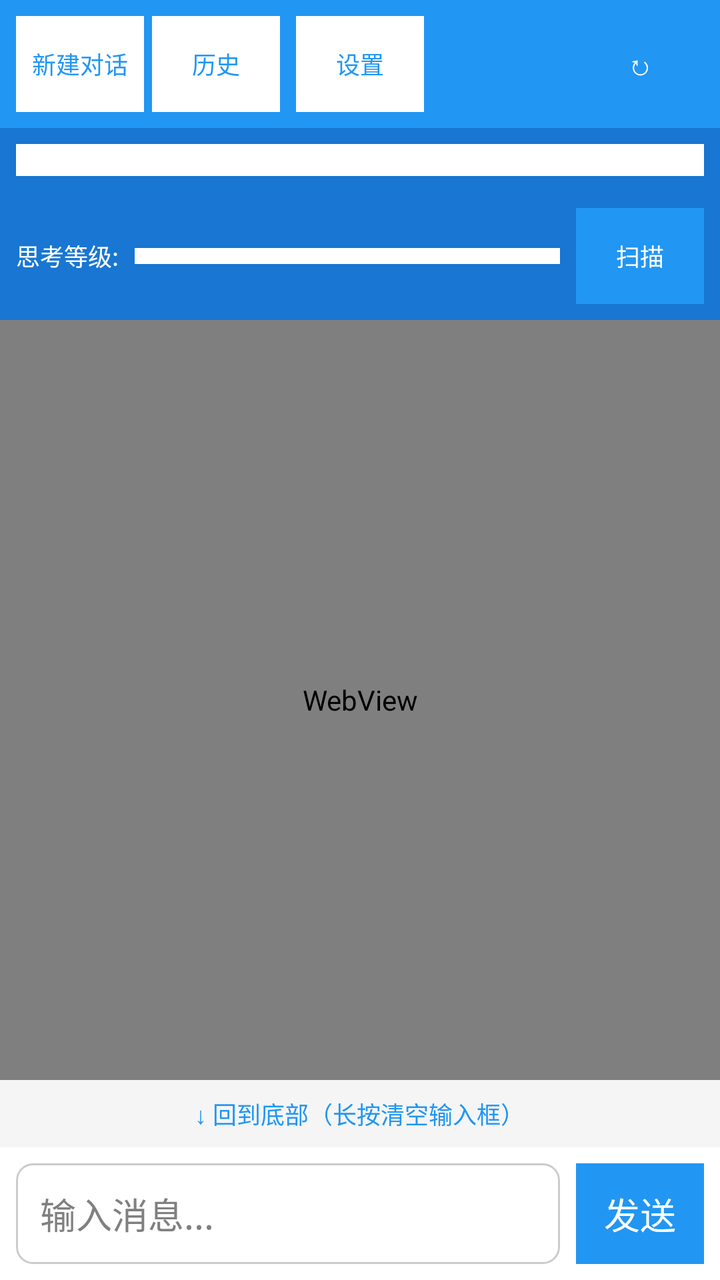
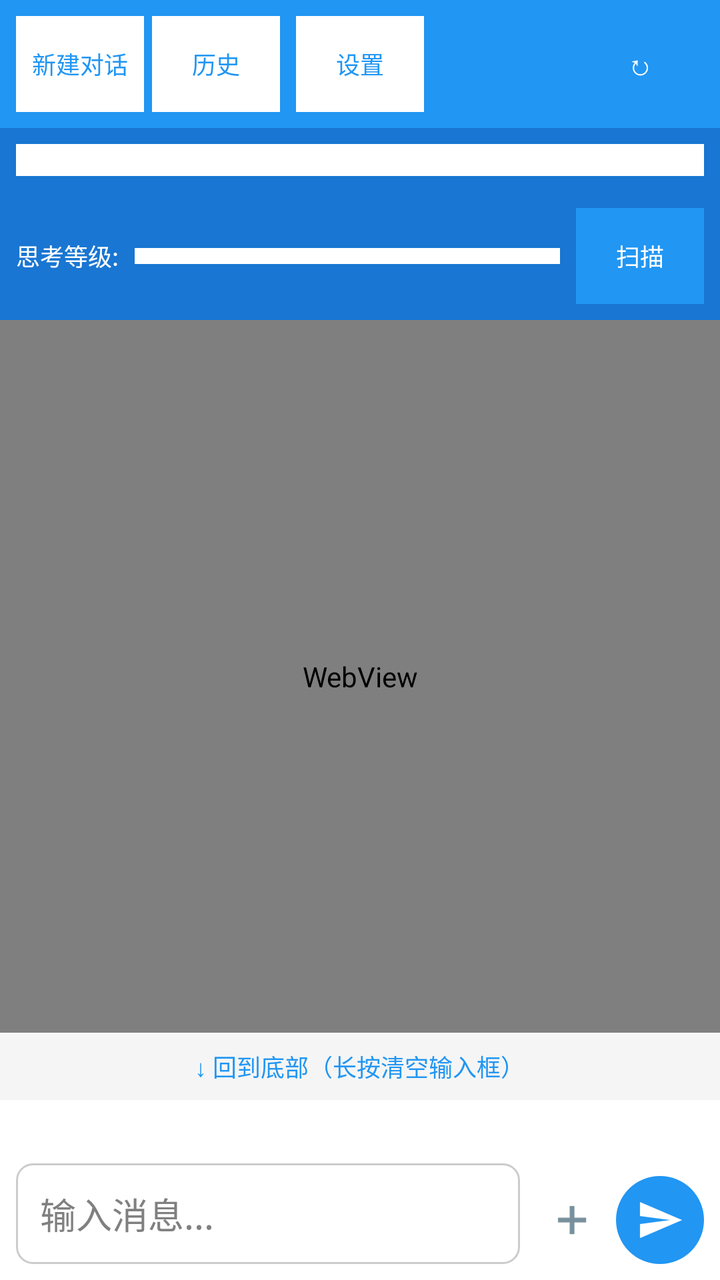

Before-and-after screenshots of an Android layout around one commit, followed by the original layout XML and the change that was made.
<!-- AndroidManifest.xml: application theme AppTheme -->
<!-- res/layout/activity_main.xml -->
<?xml version="1.0" encoding="utf-8"?>
<LinearLayout xmlns:android="http://schemas.android.com/apk/res/android"
    android:orientation="vertical"
    android:background="@color/background"
    android:layout_width="match_parent"
    android:layout_height="match_parent">

    
    <LinearLayout
        android:gravity="center_vertical"
        android:orientation="horizontal"
        android:background="@color/primary"
        android:padding="8dp"
        android:layout_width="match_parent"
        android:layout_height="wrap_content">
        <Button
            android:textSize="12sp"
            android:textColor="@color/primary"
            android:id="@+id/new_conversation_button"
            android:background="@android:color/white"
            android:padding="8dp"
            android:layout_width="wrap_content"
            android:layout_height="wrap_content"
            android:layout_marginRight="4dp"
            android:text="@string/new_conversation"/>
        <Button
            android:textSize="12sp"
            android:textColor="@color/primary"
            android:id="@+id/history_button"
            android:background="@android:color/white"
            android:padding="8dp"
            android:layout_width="wrap_content"
            android:layout_height="wrap_content"
            android:layout_marginRight="8dp"
            android:text="@string/history"/>
        <Button
            android:textSize="12sp"
            android:textColor="@color/primary"
            android:id="@+id/settings_button"
            android:background="@android:color/white"
            android:padding="8dp"
            android:layout_width="wrap_content"
            android:layout_height="wrap_content"
            android:text="@string/settings"/>
        <View
            android:layout_width="0dp"
            android:layout_height="0dp"
            android:layout_weight="1"/>
        <Button
            android:textSize="14sp"
            android:textColor="@android:color/white"
            android:id="@+id/rotate_button"
            android:background="@android:color/transparent"
            android:padding="8dp"
            android:layout_width="wrap_content"
            android:layout_height="wrap_content"
            android:text="↻"/>
    </LinearLayout>

    
    <LinearLayout
        android:gravity="center_vertical"
        android:orientation="horizontal"
        android:background="@color/primary_dark"
        android:padding="8dp"
        android:layout_width="match_parent"
        android:layout_height="wrap_content">
        <Spinner
            android:id="@+id/model_spinner"
            android:background="@android:color/white"
            android:padding="8dp"
            android:layout_width="match_parent"
            android:layout_height="wrap_content"/>
    </LinearLayout>

    
    <LinearLayout
        android:gravity="center_vertical"
        android:orientation="horizontal"
        android:background="@color/primary_dark"
        android:padding="8dp"
        android:layout_width="match_parent"
        android:layout_height="wrap_content">
        <TextView
            android:textSize="12sp"
            android:textColor="@android:color/white"
            android:layout_width="wrap_content"
            android:layout_height="wrap_content"
            android:text="思考等级:"/>
        <Spinner
            android:id="@+id/thinking_spinner"
            android:background="@android:color/white"
            android:padding="4dp"
            android:layout_width="0dp"
            android:layout_height="wrap_content"
            android:layout_marginLeft="8dp"
            android:layout_weight="1"/>
        <Button
            android:id="@+id/scan_button"
            android:text="@string/scan"
            android:textSize="12sp"
            android:textColor="@android:color/white"
            android:background="@color/primary"
            android:paddingLeft="10dp"
            android:paddingRight="10dp"
            android:layout_width="wrap_content"
            android:layout_height="wrap_content"
            android:layout_marginLeft="8dp"/>
    </LinearLayout>

    
    <WebView
        android:id="@+id/message_webview"
        android:layout_width="match_parent"
        android:layout_height="0dp"
        android:layout_weight="1"/>

    
    <LinearLayout
        android:id="@+id/scroll_to_bottom_bar"
        android:gravity="center"
        android:orientation="horizontal"
        android:background="@color/background"
        android:padding="4dp"
        android:layout_width="match_parent"
        android:layout_height="wrap_content">
        <Button
            android:id="@+id/scroll_to_bottom_button"
            android:textSize="12sp"
            android:textColor="@color/primary"
            android:background="@android:color/transparent"
            android:padding="4dp"
            android:minHeight="0dp"
            android:layout_width="wrap_content"
            android:layout_height="wrap_content"
            android:text="↓ 回到底部（长按清空输入框）"/>
    </LinearLayout>

    
    <LinearLayout
        android:id="@+id/queue_bar"
        android:gravity="center_vertical"
        android:orientation="horizontal"
        android:background="#FFF8E1"
        android:padding="4dp"
        android:visibility="gone"
        android:layout_width="match_parent"
        android:layout_height="wrap_content">
        <TextView
            android:id="@+id/queue_bar_text"
            android:textSize="12sp"
            android:textColor="#8D6E00"
            android:padding="4dp"
            android:layout_width="0dp"
            android:layout_height="wrap_content"
            android:layout_weight="1"
            android:text="排队 0 条"/>
        <Button
            android:id="@+id/queue_manage_button"
            android:textSize="12sp"
            android:textColor="@color/primary"
            android:background="@android:color/transparent"
            android:padding="4dp"
            android:minHeight="0dp"
            android:layout_width="wrap_content"
            android:layout_height="wrap_content"
            android:text="管理"/>
    </LinearLayout>

    
    <LinearLayout
        android:gravity="center_vertical"
        android:orientation="horizontal"
        android:background="@color/white"
        android:padding="8dp"
        android:layout_width="match_parent"
        android:layout_height="wrap_content">
        <EditText
            android:id="@+id/input_edit_text"
            android:background="@drawable/edit_text_background"
            android:padding="12dp"
            android:layout_width="0dp"
            android:layout_height="wrap_content"
            android:hint="@string/input_hint"
            android:maxLines="4"
            android:layout_weight="1"
            android:inputType="textMultiLine"/>
        <Button
            android:textColor="@android:color/white"
            android:id="@+id/send_button"
            android:background="@color/primary"
            android:padding="12dp"
            android:layout_width="wrap_content"
            android:layout_height="wrap_content"
            android:layout_marginLeft="8dp"
            android:text="@string/send"/>
    </LinearLayout>
</LinearLayout>
<!-- resources referenced by this layout -->
<resources>
  <color name="background">#f5f5f5</color>
  <color name="primary">#2196f3</color>
  <color name="primary_dark">#1976d2</color>
  <color name="white">#ffffff</color>
  <!-- drawable edit_text_background (drawable) -->
  <?xml version="1.0" encoding="utf-8"?>
  <shape xmlns:android="http://schemas.android.com/apk/res/android" android:shape="rectangle">
      <solid android:color="@android:color/white"/>
      <corners android:radius="8dp"/>
      <stroke android:width="1dp" android:color="@color/gray"/>
  </shape>
  <string name="history">历史</string>
  <string name="input_hint">输入消息...</string>
  <string name="new_conversation">新建对话</string>
  <string name="scan">扫描</string>
  <string name="send">发送</string>
  <string name="settings">设置</string>
  <style name="AppTheme" parent="@android:style/Theme.Holo.Light">
          <item name="android:windowBackground">@color/background</item>
          <item name="android:actionBarStyle">@style/ActionBarStyle</item>
      </style>
  <color name="gray">#cccccc</color>
  <style name="ActionBarStyle" parent="@android:style/Widget.Holo.Light.ActionBar">
          <item name="android:background">@color/primary</item>
      </style>
</resources>

<!-- the commit's change to res/layout/activity_main.xml (unified diff, before → after) -->
@@ -169,7 +169,7 @@
 
     
     <LinearLayout
-        android:gravity="center_vertical"
+        android:gravity="bottom"
         android:orientation="horizontal"
         android:background="@color/white"
         android:padding="8dp"
@@ -179,20 +179,48 @@
             android:id="@+id/input_edit_text"
             android:background="@drawable/edit_text_background"
             android:padding="12dp"
+            android:minHeight="44dp"
             android:layout_width="0dp"
             android:layout_height="wrap_content"
             android:hint="@string/input_hint"
             android:maxLines="4"
             android:layout_weight="1"
             android:inputType="textMultiLine"/>
-        <Button
-            android:textColor="@android:color/white"
-            android:id="@+id/send_button"
-            android:background="@color/primary"
-            android:padding="12dp"
-            android:layout_width="wrap_content"
-            android:layout_height="wrap_content"
-            android:layout_marginLeft="8dp"
-            android:text="@string/send"/>
+        <ImageButton
+            android:id="@+id/plus_button"
+            android:background="?android:attr/selectableItemBackground"
+            android:padding="10dp"
+            android:layout_width="44dp"
+            android:layout_height="44dp"
+            android:layout_marginLeft="4dp"
+            android:scaleType="fitCenter"
+            android:src="@drawable/ic_plus"
+            android:contentDescription="@string/attach"/>
+        <LinearLayout
+            android:orientation="vertical"
+            android:gravity="center_horizontal"
+            android:layout_width="44dp"
+            android:layout_height="wrap_content">
+            <ImageButton
+                android:id="@+id/expand_button"
+                android:background="?android:attr/selectableItemBackground"
+                android:padding="4dp"
+                android:layout_width="30dp"
+                android:layout_height="30dp"
+                android:layout_gravity="end"
+                android:scaleType="fitCenter"
+                android:src="@drawable/ic_expand"
+                android:visibility="invisible"
+                android:contentDescription="@string/fullscreen_input"/>
+            <ImageButton
+                android:id="@+id/send_button"
+                android:background="@drawable/bg_send_button"
+                android:padding="10dp"
+                android:layout_width="44dp"
+                android:layout_height="44dp"
+                android:scaleType="fitCenter"
+                android:src="@drawable/ic_send"
+                android:contentDescription="@string/send"/>
+        </LinearLayout>
     </LinearLayout>
 </LinearLayout>
<!-- resource entries referenced after the edit -->
@@ -4,6 +4,25 @@
   <color name="primary">#2196f3</color>
   <color name="primary_dark">#1976d2</color>
   <color name="white">#ffffff</color>
+  <!-- drawable bg_send_button (drawable) -->
+  <?xml version="1.0" encoding="utf-8"?>
+  <selector xmlns:android="http://schemas.android.com/apk/res/android">
+      <item android:state_pressed="true">
+          <shape android:shape="oval">
+              <solid android:color="@color/primary_dark"/>
+          </shape>
+      </item>
+      <item android:state_enabled="false">
+          <shape android:shape="oval">
+              <solid android:color="#90CAF9"/>
+          </shape>
+      </item>
+      <item>
+          <shape android:shape="oval">
+              <solid android:color="@color/primary"/>
+          </shape>
+      </item>
+  </selector>
   <!-- drawable edit_text_background (drawable) -->
   <?xml version="1.0" encoding="utf-8"?>
   <shape xmlns:android="http://schemas.android.com/apk/res/android" android:shape="rectangle">
@@ -11,6 +30,11 @@
       <corners android:radius="8dp"/>
       <stroke android:width="1dp" android:color="@color/gray"/>
   </shape>
+  <!-- drawable ic_expand: png bitmap (drawable-hdpi, 831 bytes) -->
+  <!-- drawable ic_plus: png bitmap (drawable-hdpi, 454 bytes) -->
+  <!-- drawable ic_send: png bitmap (drawable-hdpi, 523 bytes) -->
+  <string name="attach">添加附件</string>
+  <string name="fullscreen_input">全屏输入</string>
   <string name="history">历史</string>
   <string name="input_hint">输入消息...</string>
   <string name="new_conversation">新建对话</string>
